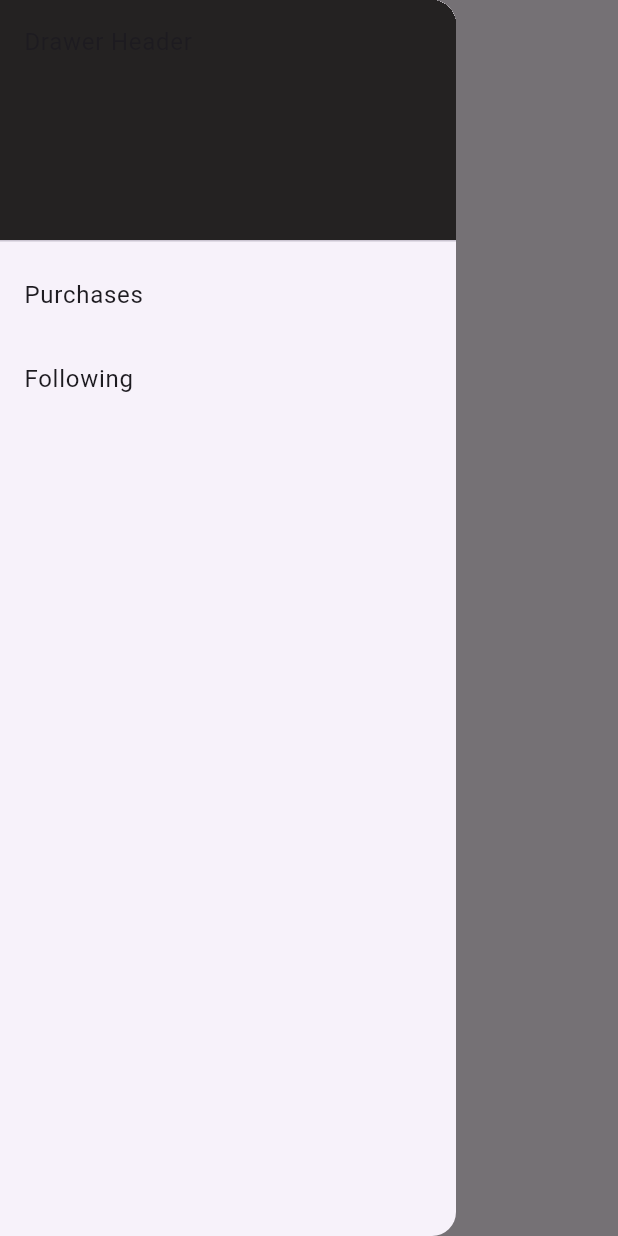
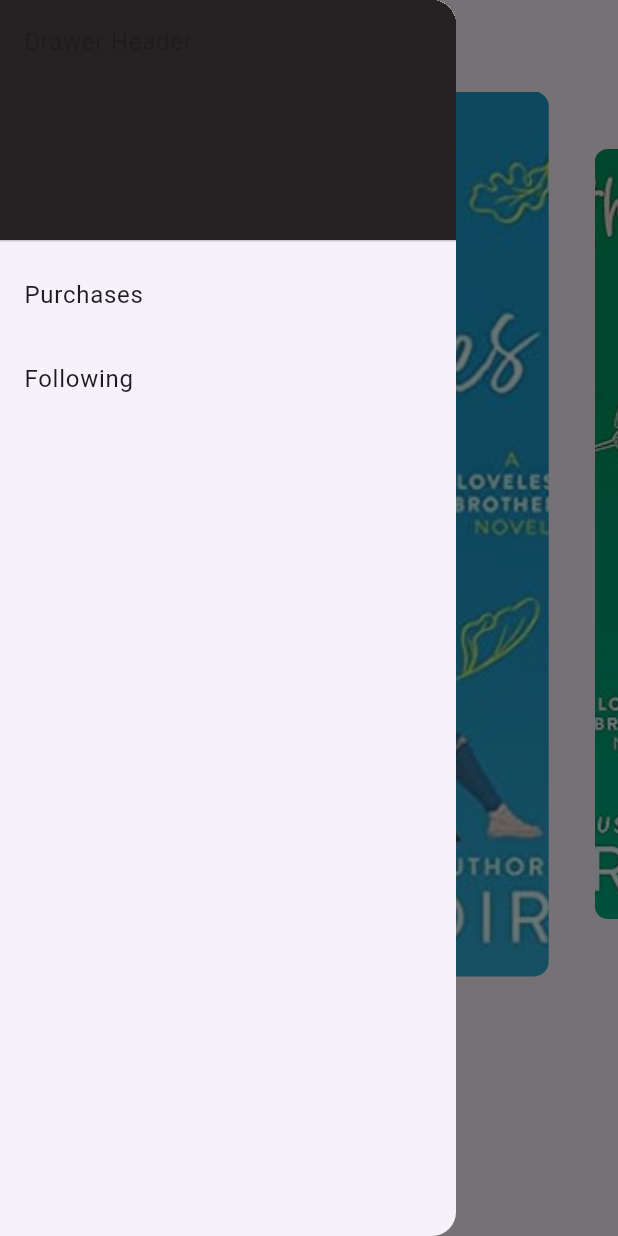
Before and after one commit to yoursmanjunad/Flutter_E-Commerce, a Flutter app: the screen it shows after launch, with the side drawer open, on a phone screen of 412 x 824 dp. Run offline on Flutter 3.47's test engine with Material 3 defaults, Android fonts, the phone set to English and light mode, and no system bars; drawn by our look-alikes of carousel_slider; our stand-ins replace google_fonts; Roboto replaces fonts that are missing (Aboreto).

Commit message:
Adding Carousel FINAL

```diff
--- a/project_bookeeda/analysis_options.yaml
+++ b/project_bookeeda/analysis_options.yaml
@@ -7,6 +7,9 @@
 
 # The following line activates a set of recommended lints for Flutter apps,
 # packages, and plugins designed to encourage good coding practices.
+analyzer:
+  errors:
+    depend_on_referenced_packages: ignore
 include: package:flutter_lints/flutter.yaml
 
 linter:
--- a/project_bookeeda/lib/main.dart
+++ b/project_bookeeda/lib/main.dart
@@ -1,5 +1,6 @@
 import 'package:flutter/material.dart';
 import 'package:google_fonts/google_fonts.dart';
+import 'package:carousel_slider/carousel_slider.dart';
 
 void main() {
   runApp(MyApp());
@@ -17,10 +18,8 @@ class MyApp extends StatelessWidget {
       home: Scaffold(
         appBar: AppBar(
           title: const Text("Bookeeda"),
-          titleTextStyle:
-              TextStyle(color: Colors.pinkAccent, fontWeight: FontWeight.bold),
+          titleTextStyle: TextStyle(color: Colors.pinkAccent),
         ),
-        body: Center(),
         drawer: Drawer(
           child: ListView(
             children: [
@@ -45,6 +44,64 @@ class MyApp extends StatelessWidget {
             ],
           ),
         ),
+        body: Column(
+          children: [
+            // Carousel directly below the AppBar
+            CarouselSlider(
+              options: CarouselOptions(
+                height: 600.0, // Set the desired height for the carousel
+                autoPlay: true,
+                enlargeCenterPage: true,
+                aspectRatio: 16 / 9,
+                autoPlayCurve: Curves.fastOutSlowIn,
+                enableInfiniteScroll: true,
+                autoPlayAnimationDuration: Duration(milliseconds: 800),
+                viewportFraction: 0.8,
+              ),
+              items: [
+                Container(
+                  margin: EdgeInsets.all(5.0),
+                  decoration: BoxDecoration(
+                    borderRadius: BorderRadius.circular(10.0),
+                    image: DecorationImage(
+                      image: AssetImage(
+                          "assets/book_images/breaktherules.jpg"),
+                      fit: BoxFit.cover,
+                    ),
+                  ),
+                ),
+                Container(
+                  margin: EdgeInsets.all(5.0),
+                  decoration: BoxDecoration(
+                    borderRadius: BorderRadius.circular(10.0),
+                    image: DecorationImage(
+                      image: AssetImage(
+                          "assets/book_images/thehookupequation.jpg"),
+                      fit: BoxFit.cover,
+                    ),
+                  ),
+                ),
+                Container(
+                  margin: EdgeInsets.all(5.0),
+                  decoration: BoxDecoration(
+                    borderRadius: BorderRadius.circular(10.0),
+                    image: DecorationImage(
+                      image:
+                          AssetImage("assets/book_images/bestfakefiance.jpg"),
+                      fit: BoxFit.cover,
+                    ),
+                  ),
+                ),
+              ],
+            ),
+            // Other widgets below the carousel
+            Expanded(
+              child: Center(
+                child: Text("Content below the carousel"),
+              ),
+            ),
+          ],
+        ),
       ),
     );
   }
--- a/project_bookeeda/lib/views/homepage.dart
+++ /dev/null
@@ -1,21 +0,0 @@
-import 'package:flutter/material.dart';
-
-class Carousel extends StatelessWidget {
-  const Carousel({super.key});
-
-  @override
-  Widget build(BuildContext context) {
-    return MaterialApp(
-      home: Scaffold(
-        appBar: AppBar(
-          title: Text("Bookeeda"),
-        ),
-        body: ListView(
-          children: [
-            CarouselSlider
-          ],
-        ),
-      ),
-    );
-  }
-}
--- a/project_bookeeda/pubspec.yaml
+++ b/project_bookeeda/pubspec.yaml
@@ -23,9 +23,8 @@ dev_dependencies:
   flutter_test:
     sdk: flutter
   flutter_lints: ^3.0.0
-
 flutter:
   uses-material-design: true
 
   assets:
-      - assets/book_images/
+    - assets/book_images/
```
Also changed, not shown: 1 other file.
